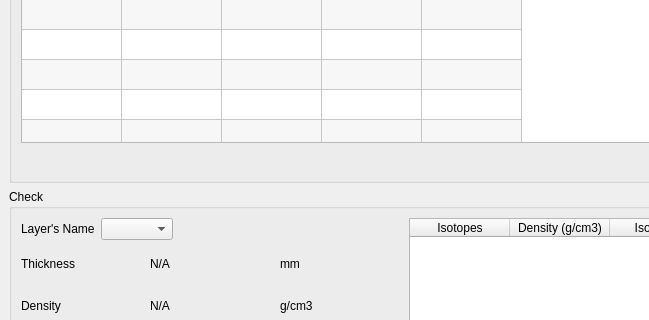
First picture: the form in ui/ui_resonance_imaging_layers_input.ui, repository neutronimaging/python_notebooks, before the edit; both pictures show x 0 to 649 and y 143 to 463 of the 812 by 722 pixel window.
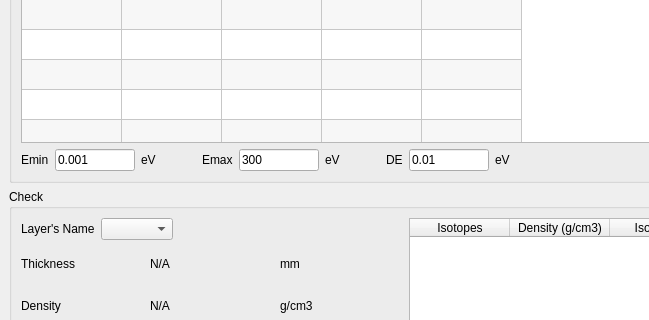
Second picture: the form after the edit.

```diff
--- a/ui/ui_resonance_imaging_layers_input.ui
+++ b/ui/ui_resonance_imaging_layers_input.ui
@@ -191,6 +191,135 @@
          </item>
          <item>
           <layout class="QHBoxLayout" name="horizontalLayout">
+           <item>
+            <layout class="QHBoxLayout" name="horizontalLayout_9">
+             <item>
+              <widget class="QLabel" name="label_5">
+               <property name="text">
+                <string>Emin</string>
+               </property>
+              </widget>
+             </item>
+             <item>
+              <widget class="QLineEdit" name="Emin_lineEdit">
+               <property name="minimumSize">
+                <size>
+                 <width>80</width>
+                 <height>0</height>
+                </size>
+               </property>
+               <property name="maximumSize">
+                <size>
+                 <width>80</width>
+                 <height>16777215</height>
+                </size>
+               </property>
+               <property name="text">
+                <string>0.001</string>
+               </property>
+              </widget>
+             </item>
+             <item>
+              <widget class="QLabel" name="label_8">
+               <property name="text">
+                <string>eV</string>
+               </property>
+              </widget>
+             </item>
+             <item>
+              <spacer name="horizontalSpacer_8">
+               <property name="orientation">
+                <enum>Qt::Horizontal</enum>
+               </property>
+               <property name="sizeHint" stdset="0">
+                <size>
+                 <width>40</width>
+                 <height>20</height>
+                </size>
+               </property>
+              </spacer>
+             </item>
+             <item>
+              <widget class="QLabel" name="label_9">
+               <property name="text">
+                <string>Emax</string>
+               </property>
+              </widget>
+             </item>
+             <item>
+              <widget class="QLineEdit" name="Emax_lineEdit">
+               <property name="minimumSize">
+                <size>
+                 <width>80</width>
+                 <height>0</height>
+                </size>
+               </property>
+               <property name="maximumSize">
+                <size>
+                 <width>80</width>
+                 <height>16777215</height>
+                </size>
+               </property>
+               <property name="text">
+                <string>300</string>
+               </property>
+              </widget>
+             </item>
+             <item>
+              <widget class="QLabel" name="label_10">
+               <property name="text">
+                <string>eV</string>
+               </property>
+              </widget>
+             </item>
+             <item>
+              <spacer name="horizontalSpacer_9">
+               <property name="orientation">
+                <enum>Qt::Horizontal</enum>
+               </property>
+               <property name="sizeHint" stdset="0">
+                <size>
+                 <width>40</width>
+                 <height>20</height>
+                </size>
+               </property>
+              </spacer>
+             </item>
+             <item>
+              <widget class="QLabel" name="deltaE_label">
+               <property name="text">
+                <string>DE</string>
+               </property>
+              </widget>
+             </item>
+             <item>
+              <widget class="QLineEdit" name="deltaE_lineEdit">
+               <property name="minimumSize">
+                <size>
+                 <width>80</width>
+                 <height>0</height>
+                </size>
+               </property>
+               <property name="maximumSize">
+                <size>
+                 <width>80</width>
+                 <height>16777215</height>
+                </size>
+               </property>
+               <property name="text">
+                <string>0.01</string>
+               </property>
+              </widget>
+             </item>
+             <item>
+              <widget class="QLabel" name="label_16">
+               <property name="text">
+                <string>eV</string>
+               </property>
+              </widget>
+             </item>
+            </layout>
+           </item>
            <item>
             <spacer name="horizontalSpacer">
              <property name="orientation">
```
Left out of the diff: 2 changed lines with no effect on the pictures.
